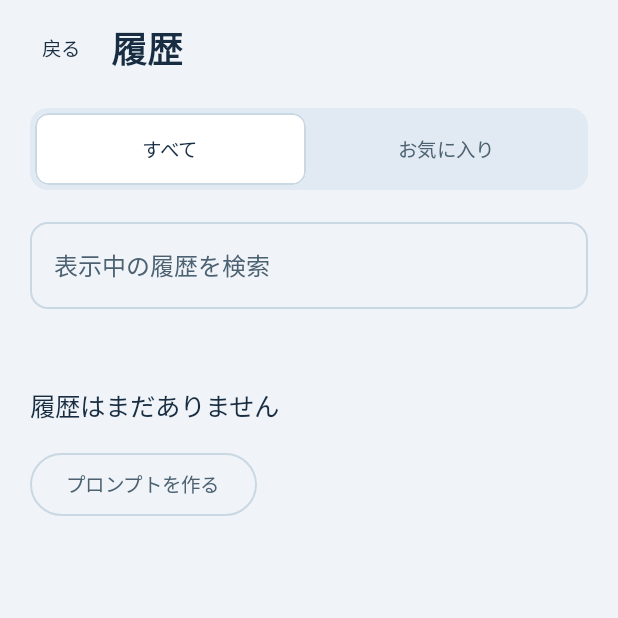
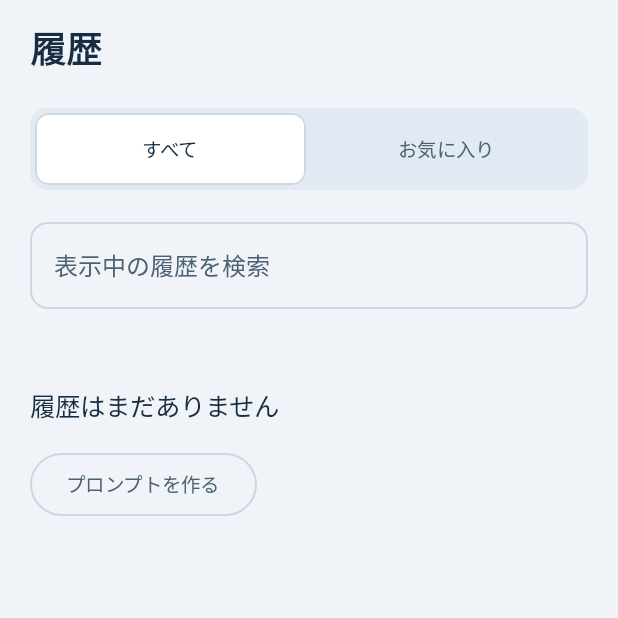
Before and after one commit to shiokunn/prompter, an Android app built with Jetpack Compose: the screen it shows after launch (MainActivity), after a tap on "履歴", on a phone screen of 412 x 824 dp, the top half of it. Run offline under Robolectric (Android 15) with nearby library versions, the light colour scheme and no system bars; libraries missing offline, so code that uses them is left out: com.google.ai.edge; network calls fail; pictures from the network do not load.

Commit message:
Remove header back buttons from settings and history

```diff
--- a/app/src/main/java/com/prompter/app/HistoryScreen.kt
+++ b/app/src/main/java/com/prompter/app/HistoryScreen.kt
@@ -48,7 +48,7 @@ fun HistoryScreen(
         containerColor = Paper,
         contentWindowInsets = WindowInsets(0, 0, 0, 0),
         topBar = {
-            ScreenHeader(title = "履歴", onBack = onBack, actions = {
+            ScreenHeader(title = "履歴", actions = {
                 if (items.isNotEmpty()) QuietAction("全削除", { confirmClear = true })
             })
         },
--- a/app/src/main/java/com/prompter/app/SettingsScreen.kt
+++ b/app/src/main/java/com/prompter/app/SettingsScreen.kt
@@ -118,7 +118,7 @@ fun SettingsScreen(
     Scaffold(
         containerColor = Paper,
         contentWindowInsets = WindowInsets(0, 0, 0, 0),
-        topBar = { ScreenHeader(title = "設定", onBack = ::leave) },
+        topBar = { ScreenHeader(title = "設定") },
         bottomBar = {
             Surface(color = Paper) {
                 Box(Modifier.fillMaxWidth().navigationBarsPadding().imePadding(), contentAlignment = Alignment.Center) {
--- a/app/src/main/java/com/prompter/app/Theme.kt
+++ b/app/src/main/java/com/prompter/app/Theme.kt
@@ -163,7 +163,6 @@ fun PrompterTheme(content: @Composable () -> Unit) {
 fun ScreenHeader(
     title: String,
     modifier: Modifier = Modifier,
-    onBack: (() -> Unit)? = null,
     actions: @Composable RowScope.() -> Unit = {},
 ) {
     Row(
@@ -174,12 +173,7 @@ fun ScreenHeader(
             .padding(horizontal = 12.dp),
         verticalAlignment = Alignment.CenterVertically,
     ) {
-        if (onBack != null) {
-            TextButton(onClick = onBack, modifier = Modifier.heightIn(min = 48.dp)) { Text("戻る") }
-            Spacer(Modifier.width(4.dp))
-        } else {
-            Spacer(Modifier.width(8.dp))
-        }
+        Spacer(Modifier.width(8.dp))
         Text(
             text = title,
             style = MaterialTheme.typography.headlineSmall,
```
Also changed, not shown: 1 other file.
